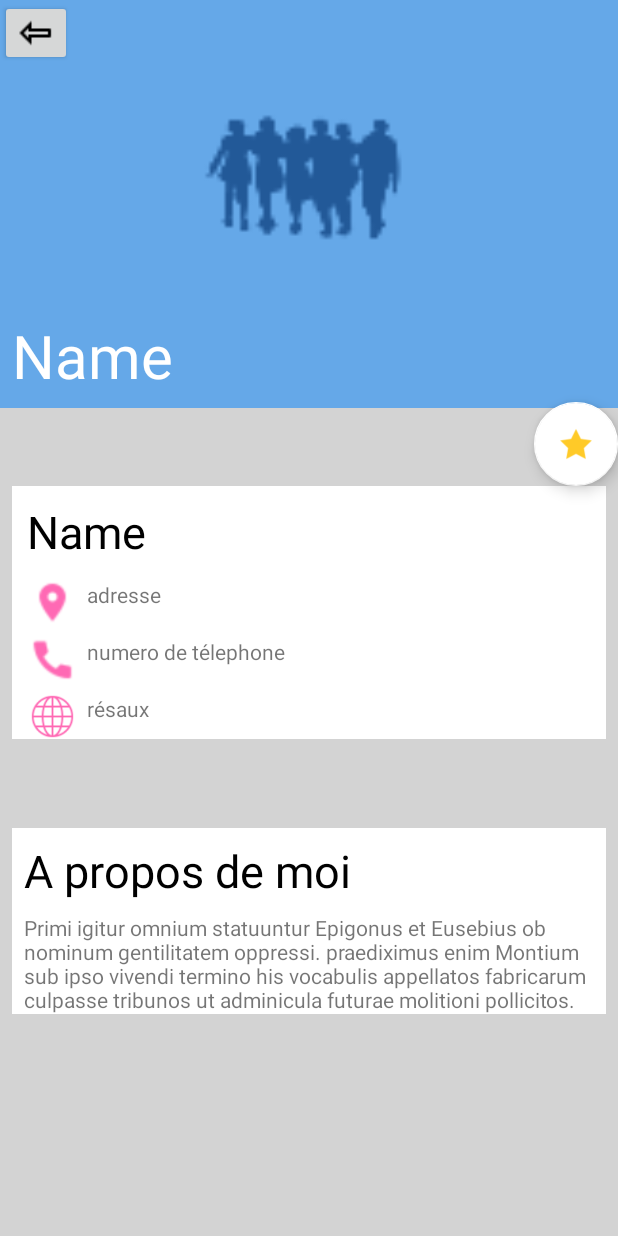
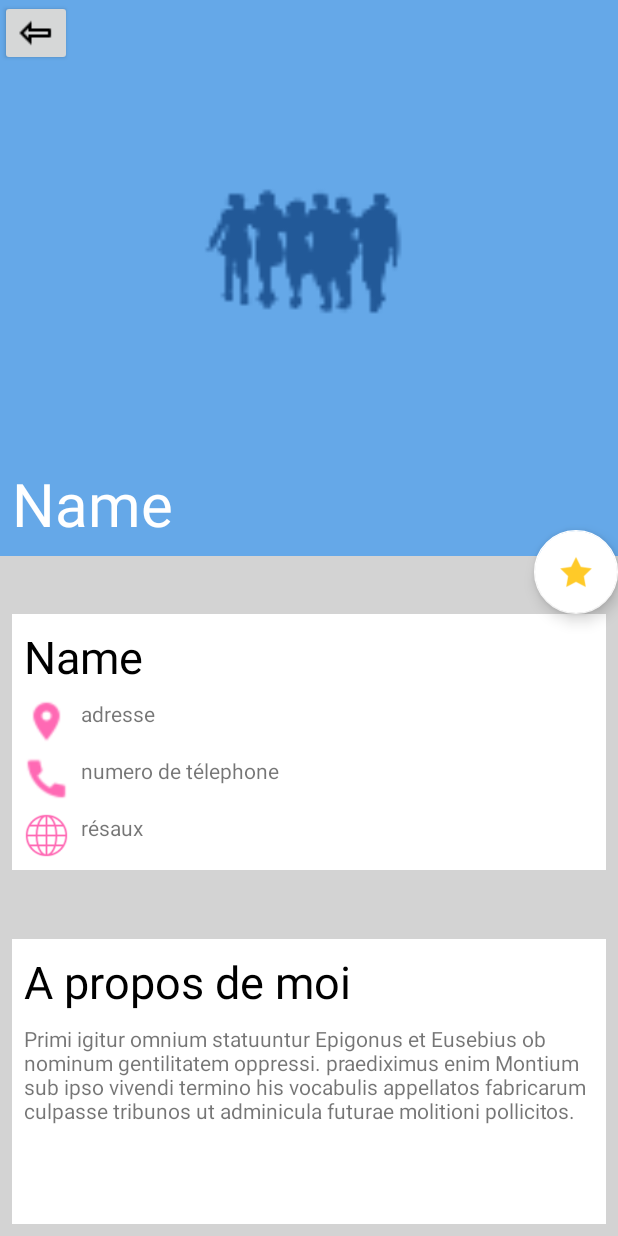
Before and after one commit to clementzentz/Entrevoisins, an Android app: the layout activity_detail_neighbour.xml on its own in the app's theme, with its tools: preview values and no code run, on a phone screen of 412 x 824 dp. Run offline under Robolectric (Android 15) with nearby library versions, the phone set to English and light mode, and no system bars.

```diff
--- a/app/build.gradle
+++ b/app/build.gradle
@@ -24,6 +24,8 @@ android {
 }
 
 dependencies {
+    implementation 'com.jakewharton.timber:timber:4.7.1'
+
     implementation fileTree(dir: 'libs', include: ['*.jar'])
     implementation 'com.android.support:appcompat-v7:28.0.0'
     implementation 'com.android.support:design:28.0.0'
--- a/app/src/main/java/com/openclassrooms/entrevoisins/model/Neighbour.java
+++ b/app/src/main/java/com/openclassrooms/entrevoisins/model/Neighbour.java
@@ -61,7 +61,7 @@ public class Neighbour implements Serializable {
         return phone;
     }
 
-    public boolean getFavoris(){
+    public boolean isFavoris(){
         return isFavoris;
     }
 
--- a/app/src/main/java/com/openclassrooms/entrevoisins/service/DummyNeighbourApiService.java
+++ b/app/src/main/java/com/openclassrooms/entrevoisins/service/DummyNeighbourApiService.java
@@ -2,15 +2,15 @@ package com.openclassrooms.entrevoisins.service;
 
 import com.openclassrooms.entrevoisins.model.Neighbour;
 
+import java.io.Serializable;
 import java.util.List;
 
 /**
  * Dummy mock for the Api
  */
-public class DummyNeighbourApiService implements  NeighbourApiService {
+public class DummyNeighbourApiService implements Serializable, NeighbourApiService {
 
     private List<Neighbour> neighbours = DummyNeighbourGenerator.generateNeighbours();
-
 
     /**
      * {@inheritDoc}
--- a/app/src/main/java/com/openclassrooms/entrevoisins/ui/neighbour_list/LaunchDetailActivity.java
+++ b/app/src/main/java/com/openclassrooms/entrevoisins/ui/neighbour_list/FragmentToRVAdapter.java
@@ -2,6 +2,7 @@ package com.openclassrooms.entrevoisins.ui.neighbour_list;
 
 import com.openclassrooms.entrevoisins.model.Neighbour;
 
-public interface LaunchDetailActivity{
+public interface FragmentToRVAdapter {
      void LaunchMyActivity(Neighbour neighbour);
+     void callRemoveNeighbour(Neighbour neighbour);
 }
--- a/app/src/main/res/layout/activity_detail_neighbour.xml
+++ b/app/src/main/res/layout/activity_detail_neighbour.xml
@@ -14,14 +14,14 @@
         android:layout_width="wrap_content"
         android:layout_height="wrap_content"
         android:orientation="horizontal"
-        app:layout_constraintGuide_percent="0.33"/>
+        app:layout_constraintGuide_percent="0.45"/>
 
     <android.support.constraint.Guideline
         android:id="@+id/guideline2"
         android:layout_width="wrap_content"
         android:layout_height="wrap_content"
         android:orientation="horizontal"
-        app:layout_constraintGuide_percent="0.66" />
+        app:layout_constraintGuide_percent="0.75" />
 
     <android.support.design.widget.FloatingActionButton
         android:id="@+id/favories_fab"
@@ -77,15 +77,15 @@
         android:layout_width="match_parent"
         android:layout_height="wrap_content"
         android:layout_margin="8dp"
+        app:layout_constraintTop_toBottomOf="@id/guideline1"
         app:layout_constraintBottom_toTopOf="@id/guideline2"
-        app:layout_constraintTop_toTopOf="@id/guideline1"
         android:background="#fff">
 
         <TextView
             android:id="@+id/avatar_blackName_txt"
             android:layout_width="wrap_content"
             android:layout_height="wrap_content"
-            android:layout_margin="10dp"
+            android:layout_margin="8dp"
             android:text="Name"
             android:textSize="30dp"
             android:textColor="#000"
@@ -96,7 +96,7 @@
             android:id="@+id/localisation_img"
             android:layout_width="30dp"
             android:layout_height="30dp"
-            android:layout_margin="12dp"
+            android:layout_margin="8dp"
             android:scaleType="centerCrop"
             android:src="@drawable/marker"
             app:layout_constraintLeft_toLeftOf="parent"
@@ -138,6 +138,7 @@
             android:layout_width="30dp"
             android:layout_height="30dp"
             android:layout_marginTop="8dp"
+            android:layout_marginBottom="8dp"
             android:scaleType="centerCrop"
             android:src="@drawable/internet"
             app:layout_constraintBottom_toBottomOf="parent"
@@ -160,30 +161,29 @@
     <android.support.constraint.ConstraintLayout
         android:id="@+id/constraintLayout3"
         android:layout_width="match_parent"
-        android:layout_height="wrap_content"
-        app:layout_constraintTop_toTopOf="@id/guideline2"
+        android:layout_height="0dp"
         android:layout_margin="8dp"
-        android:background="#fff">
+        android:background="#fff"
+        app:layout_constraintBottom_toBottomOf="parent"
+        app:layout_constraintTop_toBottomOf="@id/guideline2">
 
         <TextView
             android:id="@+id/aboutMe_txt"
             android:layout_width="match_parent"
             android:layout_height="wrap_content"
+            android:layout_margin="8dp"
             android:text="A propos de moi"
+            android:textColor="#000"
             android:textSize="30dp"
-        android:textColor="#000"
-        app:layout_constraintTop_toTopOf="parent"
             app:layout_constraintLeft_toLeftOf="parent"
-        android:layout_margin="8dp">
-    </TextView>
+            app:layout_constraintTop_toTopOf="parent"></TextView>
 
         <TextView
             android:layout_width="match_parent"
             android:layout_height="wrap_content"
+            android:layout_margin="8dp"
             android:text="Primi igitur omnium statuuntur Epigonus et Eusebius ob nominum gentilitatem oppressi. praediximus enim Montium sub ipso vivendi termino his vocabulis appellatos fabricarum culpasse tribunos ut adminicula futurae molitioni pollicitos."
-            app:layout_constraintTop_toBottomOf="@id/aboutMe_txt"
-            android:layout_margin="8dp">
-        </TextView>
+            app:layout_constraintTop_toBottomOf="@id/aboutMe_txt"></TextView>
 
     </android.support.constraint.ConstraintLayout>
 
--- a/app/src/main/res/values/styles.xml
+++ b/app/src/main/res/values/styles.xml
@@ -1,7 +1,7 @@
 <resources>
 
     <!-- Base application theme. -->
-    <style name="AppTheme" parent="Theme.AppCompat.Light.DarkActionBar">
+    <style name="AppTheme" parent="Theme.AppCompat.Light.NoActionBar">
         <!-- Customize your theme here. -->
         <item name="colorPrimary">@color/colorPrimary</item>
         <item name="colorPrimaryDark">@color/colorPrimaryDark</item>
```
Also changed, not shown: app/src/main/java/com/openclassrooms/entrevoisins/Entrevoisins.java (added, +14 -0 lines), app/src/main/java/com/openclassrooms/entrevoisins/ui/neighbour_list/AllKeys.java (added, +25 -0 lines), app/src/main/java/com/openclassrooms/entrevoisins/ui/neighbour_list/DetailNeighbourActivity.java (+15 -12 lines), app/src/main/java/com/openclassrooms/entrevoisins/ui/neighbour_list/ListActivityToFragment.java (added, +8 -0 lines), app/src/main/java/com/openclassrooms/entrevoisins/ui/neighbour_list/ListNeighbourActivity.java (+27 -22 lines), app/src/main/java/com/openclassrooms/entrevoisins/ui/neighbour_list/MyNeighbourRecyclerViewAdapter.java (+10 -3 lines), app/src/main/java/com/openclassrooms/entrevoisins/ui/neighbour_list/NeighbourFragment.java (+32 -22 lines), 1 other file. Lines whose indentation alone changed are shown as unchanged.
